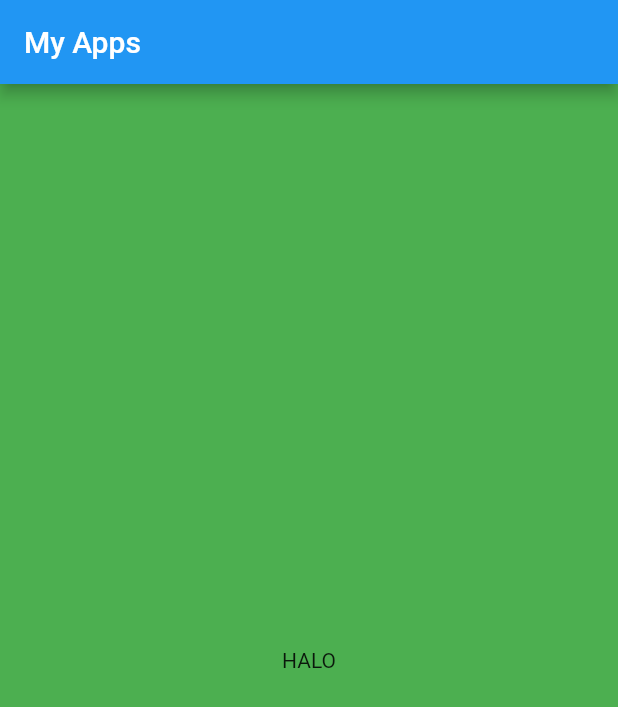
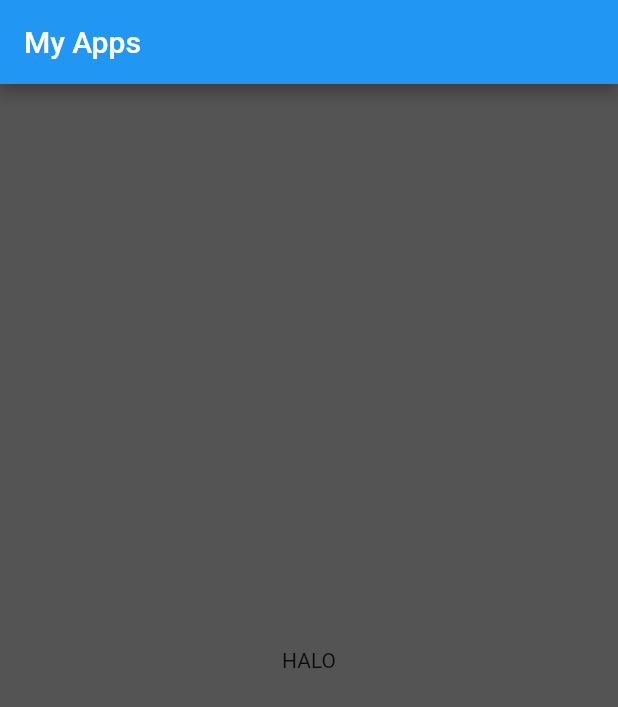
Before and after one commit to hanifiamdev/try_flutter, a Flutter app: the screen it shows after launch, on a phone screen of 412 x 824 dp. Shown: the top 707 px of the screen. Run offline on Flutter 3.47's test engine with Material 2 defaults, Android fonts, the phone set to English and light mode, and no system bars.

Commit message:
Color with value hexadecimal

```diff
--- a/lib/main.dart
+++ b/lib/main.dart
@@ -12,7 +12,7 @@
     return MaterialApp(
       debugShowCheckedModeBanner: false, // menghilangkan banner Debug
       home: Scaffold(
-          backgroundColor: Colors.green,
+          backgroundColor: Color(0xff545454),
           appBar: AppBar(title: Text("My Apps")), // add title in app bar
           body: Center(
             child: Text("HALO"),
```
